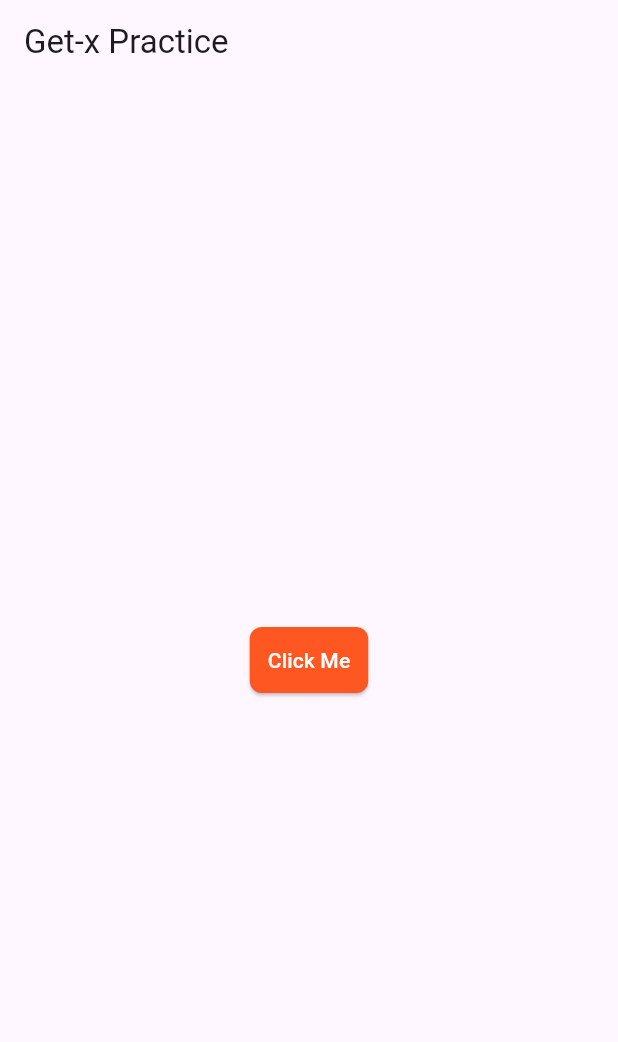
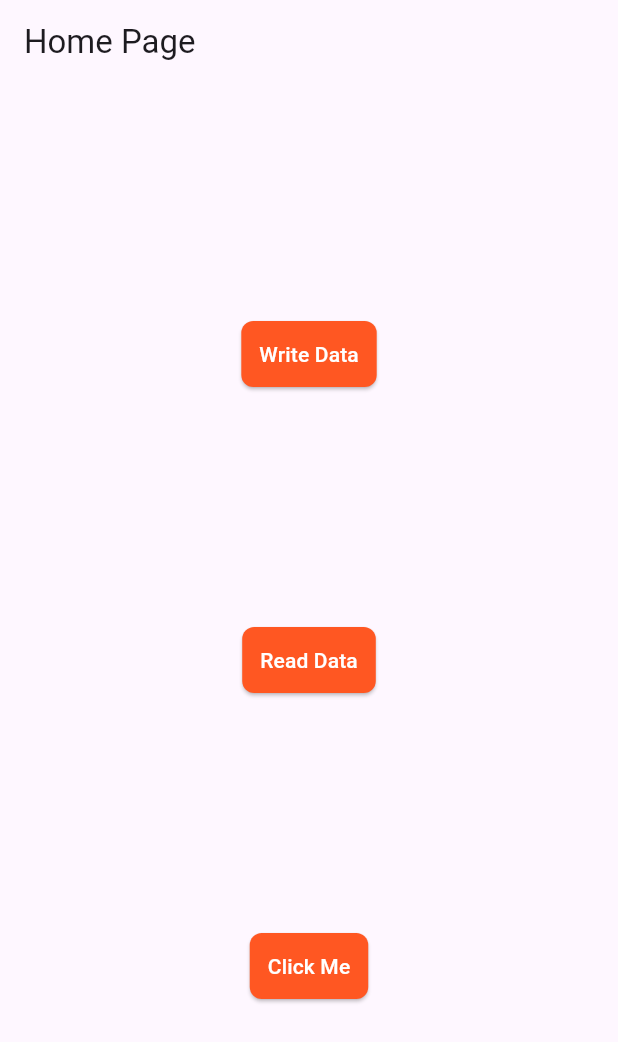
Before and after one commit to Shougotmollik/Dart-To-Flutter-Full-Learning-Curve-Step-By-Step, a Flutter app: the screen it shows after launch, on a phone screen of 412 x 824 dp. Shown: the top 1042 px of the screen. Run offline on Flutter 3.47's test engine with Material 3 defaults, Android fonts, the phone set to English and light mode, and no system bars; our stand-ins replace get, get_storage.

Commit message:
getx implementation

```diff
--- a/lib/app.dart
+++ b/lib/app.dart
@@ -1,14 +1,20 @@
 import 'package:flutter/material.dart';
 import 'package:get/get.dart';
+import 'package:get/get_navigation/get_navigation.dart';
 import 'package:getx_application/screens/home_screen.dart';
+import 'package:getx_application/screens/profile_screen.dart';
 
 class MyApp extends StatelessWidget {
   const MyApp({super.key});
 
   @override
   Widget build(BuildContext context) {
-    return const GetMaterialApp(
-      home: HomeScreen(),
+    return GetMaterialApp(
+      initialRoute: '/',
+      getPages: [
+        GetPage(name: '/', page: () => const HomeScreen()),
+        GetPage(name: '/profile', page: () => const ProfileScreen()),
+      ],
     );
   }
 }
--- a/lib/screens/home_screen.dart
+++ b/lib/screens/home_screen.dart
@@ -1,5 +1,7 @@
 import 'package:flutter/material.dart';
 import 'package:get/get.dart';
+import 'package:get_storage/get_storage.dart';
+import 'package:getx_application/screens/profile_screen.dart';
 
 class HomeScreen extends StatelessWidget {
   const HomeScreen({super.key});
@@ -8,11 +10,40 @@ class HomeScreen extends StatelessWidget {
   Widget build(BuildContext context) {
     return Scaffold(
       appBar: AppBar(
-        title: const Text("Get-x Practice"),
+        title: const Text("Home Page"),
       ),
       body: Center(
-        child: ElevatedButton(
-          onPressed: _getDialog,
+        child: Column(
+          mainAxisAlignment: MainAxisAlignment.spaceEvenly,
+          children: [
+            ElevatedButton(
+              onPressed: () {
+                GetStorage().write("Name", "Shougot Mollik");
+              },
+              style: ElevatedButton.styleFrom(
+                  backgroundColor: Colors.deepOrange,
+                  foregroundColor: Colors.white,
+                  shape: RoundedRectangleBorder(
+                    borderRadius: BorderRadius.circular(8),
+                  ),
+                  maximumSize: const Size.fromWidth(double.maxFinite),
+                  padding: const EdgeInsets.all(12)),
+              child: const Text("Write Data"),
+            ),
+            ElevatedButton(
+              onPressed: () {},
+              style: ElevatedButton.styleFrom(
+                  backgroundColor: Colors.deepOrange,
+                  foregroundColor: Colors.white,
+                  shape: RoundedRectangleBorder(
+                    borderRadius: BorderRadius.circular(8),
+                  ),
+                  maximumSize: const Size.fromWidth(double.maxFinite),
+                  padding: const EdgeInsets.all(12)),
+              child: const Text("Read Data"),
+            ),
+            ElevatedButton(
+              onPressed: () {},
               style: ElevatedButton.styleFrom(
                   backgroundColor: Colors.deepOrange,
                   foregroundColor: Colors.white,
@@ -23,14 +54,16 @@ class HomeScreen extends StatelessWidget {
                   padding: const EdgeInsets.all(12)),
               child: const Text("Click Me"),
             ),
+          ],
+        ),
       ),
     );
   }
 
-  void _getSnackBar() {
+  void _getSnackBar(String name) {
     Get.snackbar(
       "HI!",
-      "I Am Shougot Mollik",
+      'iam shougot',
       snackPosition: SnackPosition.BOTTOM,
       backgroundColor: Colors.deepOrangeAccent,
       colorText: Colors.white,
@@ -57,4 +90,20 @@ class HomeScreen extends StatelessWidget {
       cancelTextColor: Colors.white,
     );
   }
+
+  void _getBottomSheet() {
+    Get.bottomSheet(
+      Container(
+        height: 400,
+        width: double.infinity,
+        decoration: BoxDecoration(
+          color: Colors.deepOrangeAccent.shade100,
+          borderRadius: const BorderRadius.only(
+            topLeft: Radius.circular(12),
+            topRight: Radius.circular(12),
+          ),
+        ),
+      ),
+    );
   }
+}
```
Also changed, not shown: lib/screens/profile_screen.dart (added, +23 -0 lines). Lines whose indentation alone changed are shown as unchanged.
